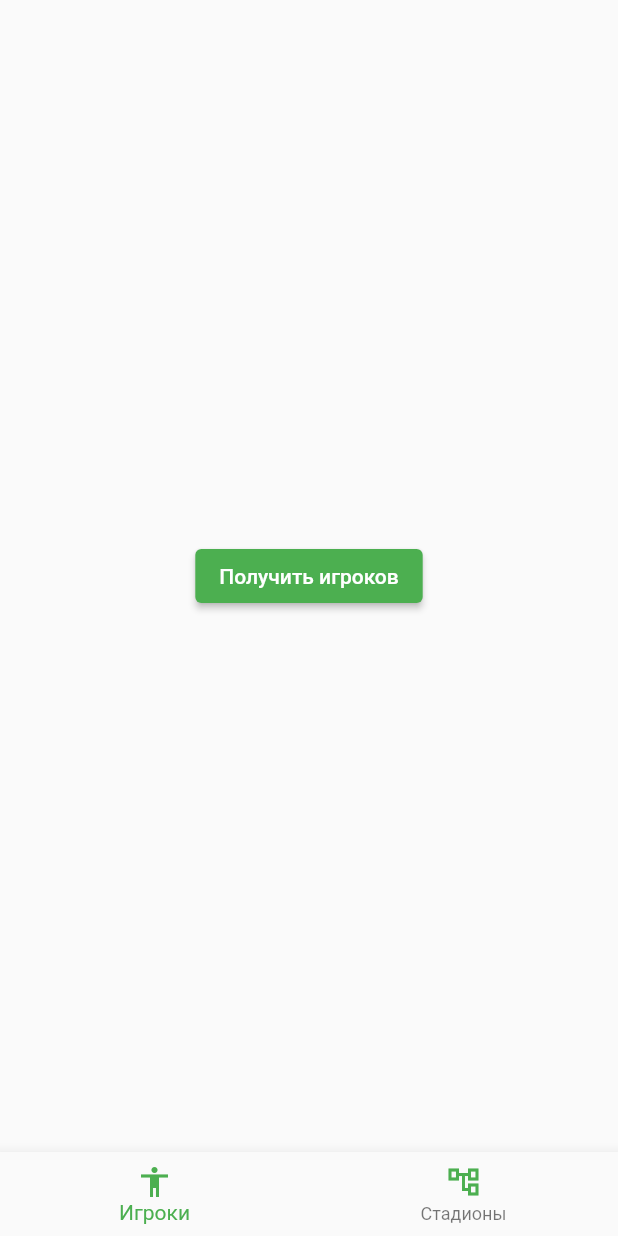
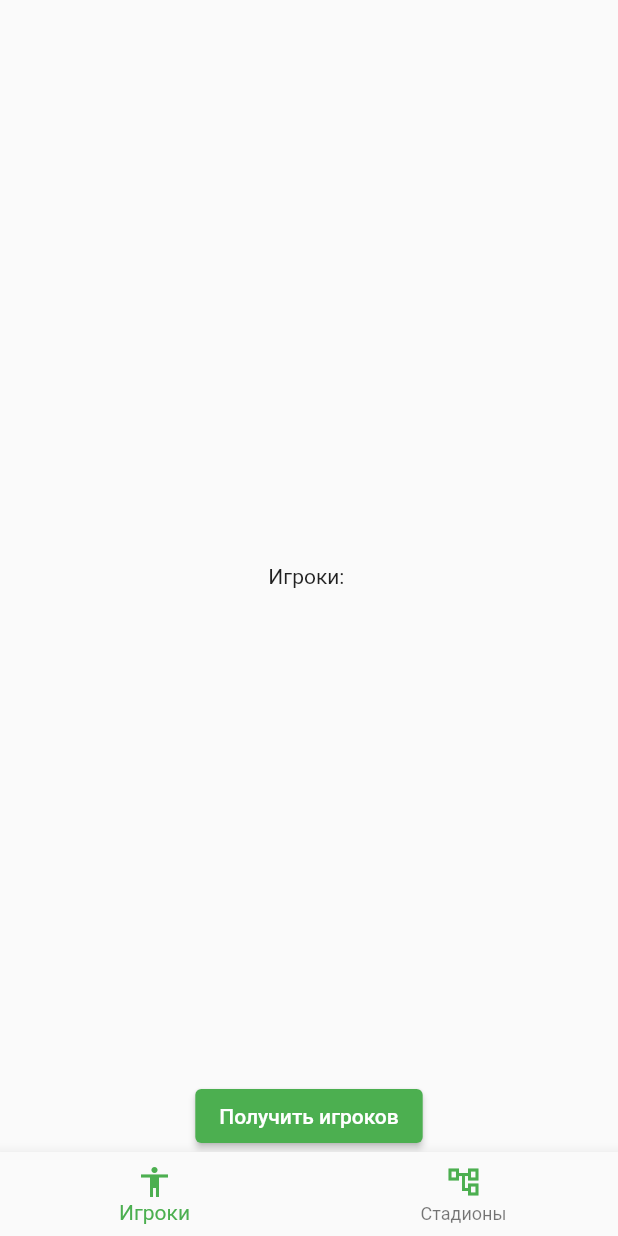
Before and after one commit to LazarevGleb/lets-play, a Flutter app: the screen it shows after launch, on a phone screen of 412 x 824 dp. Run offline on Flutter 3.47's test engine with Material 2 defaults, Android fonts, the phone set to English and light mode, and no system bars.

Commit message:
fetch players via http client

```diff
--- a/client/lib/lets_play_app.dart
+++ b/client/lib/lets_play_app.dart
@@ -5,37 +5,68 @@ import 'package:http/http.dart' as http;
 
 import 'colors.dart';
 
-class LetsPlayApp extends StatelessWidget {
+class LetsPlayApp extends StatefulWidget {
   const LetsPlayApp({Key? key}) : super(key: key);
 
   @override
-  Widget build(BuildContext context) {
-    const playersNavItem = BottomNavigationBarItem(
+  State<StatefulWidget> createState() {
+    return LetsPlayState();
+  }
+}
+
+class LetsPlayState extends State<LetsPlayApp> {
+  static const playersNavItem = BottomNavigationBarItem(
       label: "Игроки",
       icon: Icon(Icons.accessibility_sharp, color: navBarColor));
 
-    const settingsNavItem = BottomNavigationBarItem(
+  static const settingsNavItem = BottomNavigationBarItem(
       label: "Стадионы",
       icon: Icon(Icons.account_tree_outlined, color: navBarColor));
 
+  // var playersButton = ElevatedButton(
+  //   style: ButtonStyle(
+  //     backgroundColor: MaterialStateColor.resolveWith((states) => navBarColor),
+  //   ),
+  //   onPressed: () {
+  //     reloadPlayers();
+  //   },
+  //   child: Text("Получить игроков"),
+  // );
+
+  var navIndex = 0;
+  List<Player> players = [];
+
+  @override
+  Widget build(BuildContext context) {
     var playersButton = ElevatedButton(
       style: ButtonStyle(
         backgroundColor:
             MaterialStateColor.resolveWith((states) => navBarColor),
       ),
       onPressed: () {
-        getPlayers();
+        setState(() {
+          reloadPlayers().then((value) => players = value);
+        });
       },
       child: Text("Получить игроков"),
     );
 
-    var navIndex = 0;
 
     return MaterialApp(
         debugShowCheckedModeBanner: false,
         home: Scaffold(
           body: Center(
+            child: Stack(
+              children: [
+                Align(
+                    alignment: AlignmentDirectional.center,
+                    child: Text(getPlayersReport())),
+                Align(
+                  alignment: AlignmentDirectional.bottomCenter,
                   child: playersButton,
+                ),
+              ],
+            ),
           ),
           bottomNavigationBar: BottomNavigationBar(
             items: const [
@@ -45,30 +76,41 @@ class LetsPlayApp extends StatelessWidget {
             currentIndex: navIndex,
             selectedItemColor: navBarColor,
             onTap: (index) {
+              setState(() {
                 navIndex = index;
+              });
             },
           ),
         ));
   }
 
-  Future<List<Player>> getPlayers() async {
+  String getPlayersReport() {
+    String result = "Игроки: ";
+    players.forEach((p) { result += p.name + " ";});
+    return result;
+  }
+}
+
+Future<List<Player>> reloadPlayers() async {
   try {
-      final response =
-          await http.get(Uri.parse('http://172.29.18.112:8082/api/players/'));
+    final response = await http.get(
+        Uri.parse('http://172.29.18.112:8082/api/players/'),
+        headers: {'Content-Type': 'application/json; charset=UTF-8'});
     if (response.statusCode == 200) {
       List<Player> players = [];
-        List<dynamic> json = jsonDecode(response.body) as List;
+      List<dynamic> json = jsonDecode(utf8.decode(response.bodyBytes)) as List;
+      print(response.body);
       for (var element in json) {
         var player = Player.fromJson(element);
         players.add(player);
       }
+      print(players);
       return players;
     }
     throw Exception("Something is wrong");
   } catch (e) {
     print(e);
     return Future(() => Future(() => []));
-    }
   }
 }
 
```
Lines whose indentation alone changed are shown as unchanged.
